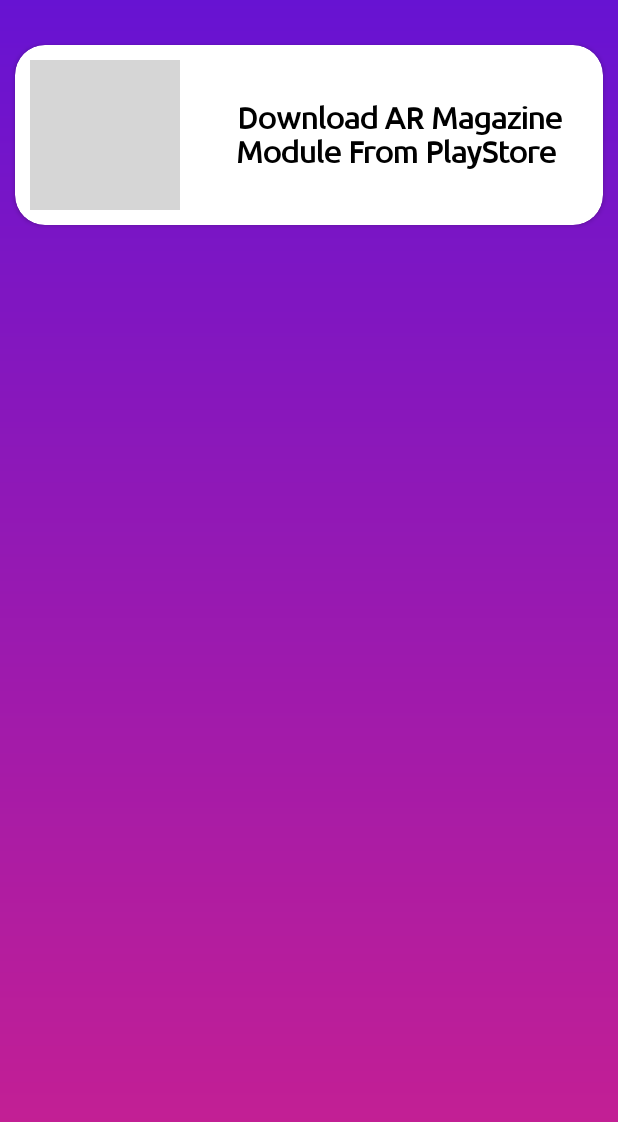
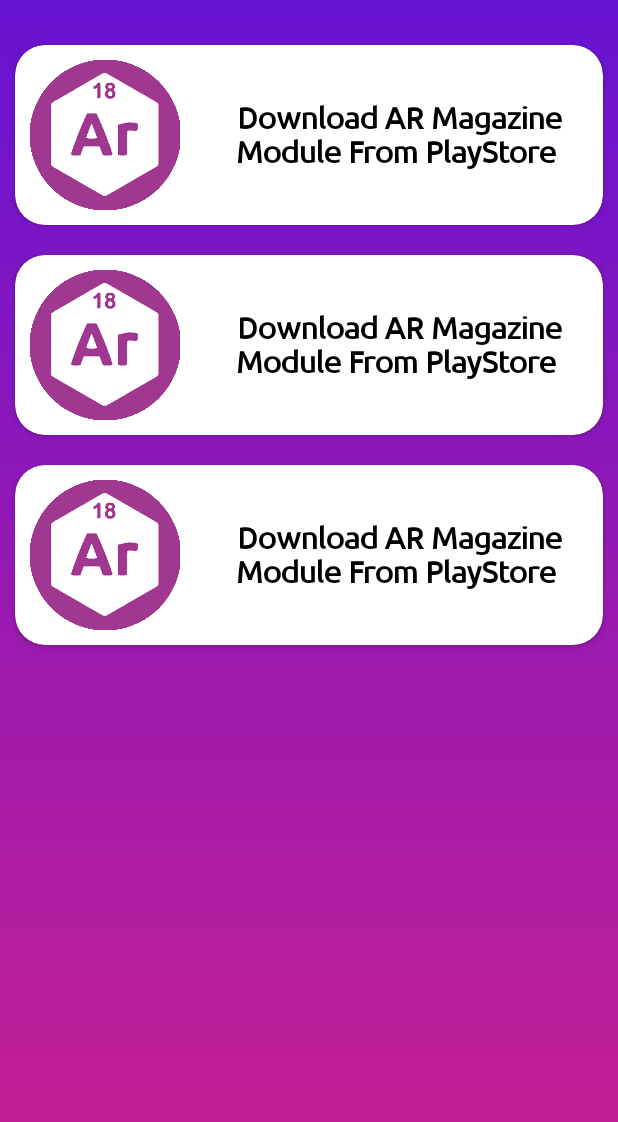
Before and after one commit to muhammadthahir6/magzineapp, an Android app: the ExtrasActivity screen opened directly, with no data from a screen before it, on a phone screen of 412 x 824 dp. Shown: the top 1122 px of the screen. Run offline under Robolectric (Android 15) with nearby library versions, the phone set to English and light mode, and no system bars; grey boxes are pictures that could not be loaded.

Commit message:
Gift Activity.

```diff
--- a/app/src/main/res/drawable/maggradient.xml
+++ b/app/src/main/res/drawable/maggradient.xml
@@ -10,7 +10,7 @@
 
 
     <corners
-        android:radius="20dp"
+        android:radius="10dp"
         />
 
 </shape>
--- a/app/src/main/res/layout/activity_article_read_view.xml
+++ b/app/src/main/res/layout/activity_article_read_view.xml
@@ -51,6 +51,7 @@
                     android:layout_height="wrap_content"
                     android:layout_gravity="bottom"
                     android:maxLines="3"
+                    android:maxWidth="250dip"
                     android:layout_margin="15dp"
                     android:fontFamily="@font/ubuntu"
                     android:paddingBottom="40dp"
--- a/app/src/main/res/layout/activity_extras.xml
+++ b/app/src/main/res/layout/activity_extras.xml
@@ -13,6 +13,41 @@
         android:orientation="vertical"
         android:paddingTop="20dp"
         >
+        <android.support.v7.widget.CardView
+            android:id="@+id/playstoreAr"
+            android:layout_width="match_parent"
+            android:layout_height="wrap_content"
+            app:cardCornerRadius="20dp"
+            android:layout_margin="10dp"
+            >
+            <LinearLayout
+                android:layout_width="match_parent"
+                android:layout_height="match_parent"
+                android:orientation="horizontal"
+                >
+                <ImageView
+                    android:layout_margin="10dp"
+                    android:layout_width="100dp"
+                    android:layout_height="100dp"
+                    android:src="@drawable/fltbtn"
+                    />
+                <TextView
+                    android:gravity="center"
+                    android:layout_margin="10dp"
+                    android:layout_width="match_parent"
+                    android:layout_height="match_parent"
+                    android:textColor="@color/black"
+                    android:fontFamily="@font/ubuntu"
+                    android:textStyle="bold"
+                    android:textSize="20sp"
+                    android:text="Download AR Magazine Module From PlayStore "
+
+                    />
+
+
+            </LinearLayout>
+
+        </android.support.v7.widget.CardView>
         <android.support.v7.widget.CardView
             android:layout_width="match_parent"
             android:layout_height="wrap_content"
@@ -43,10 +78,43 @@
 
                     />
 
+
             </LinearLayout>
 
         </android.support.v7.widget.CardView>
+        <android.support.v7.widget.CardView
+            android:layout_width="match_parent"
+            android:layout_height="wrap_content"
+            app:cardCornerRadius="20dp"
+            android:layout_margin="10dp"
+            >
+            <LinearLayout
+                android:layout_width="match_parent"
+                android:layout_height="match_parent"
+                android:orientation="horizontal"
+                >
+                <ImageView
+                    android:layout_margin="10dp"
+                    android:layout_width="100dp"
+                    android:layout_height="100dp"
+                    android:src="@drawable/fltbtn"
+                    />
+                <TextView
+                    android:gravity="center"
+                    android:layout_margin="10dp"
+                    android:layout_width="match_parent"
+                    android:layout_height="match_parent"
+                    android:textColor="@color/black"
+                    android:fontFamily="@font/ubuntu"
+                    android:textStyle="bold"
+                    android:textSize="20sp"
+                    android:text="Download AR Magazine Module From PlayStore "
+
+                    />
 
 
+            </LinearLayout>
+
+        </android.support.v7.widget.CardView>
     </LinearLayout>
 </android.support.constraint.ConstraintLayout>
--- a/app/src/main/res/layout/magpage_layout.xml
+++ b/app/src/main/res/layout/magpage_layout.xml
@@ -13,7 +13,7 @@
         android:layout_marginTop="10dp"
         android:layout_width="250dp"
         android:layout_height="match_parent"
-        app:cardCornerRadius="20dp"
+        app:cardCornerRadius="10dp"
         app:cardElevation="5dp"
 
 
@@ -31,7 +31,7 @@
                     android:layout_height="match_parent"
 
                     android:scaleType="fitXY"
-                    app:riv_corner_radius="20dp"
+                    app:riv_corner_radius="10dp"
                     />
 
                 <LinearLayout
--- a/app/src/main/res/layout/magrecyclerserach.xml
+++ b/app/src/main/res/layout/magrecyclerserach.xml
@@ -4,7 +4,7 @@
     xmlns:app="http://schemas.android.com/apk/res-auto"
     android:orientation="vertical"
     android:layout_width="match_parent"
-    android:layout_height="200dp"
+    android:layout_height="wrap_content"
     android:layout_margin="2dp"
 
 
@@ -15,7 +15,7 @@
         android:layout_width="match_parent"
         android:layout_margin="1dp"
         android:layout_height="190dp"
-        app:cardCornerRadius="20dp"
+        app:cardCornerRadius="5dp"
         app:cardElevation="5dp"
         >
         <LinearLayout
```
Also changed, not shown: app/src/main/res/drawable/fltbtn.png (added), app/src/main/res/drawable/fltbtnn.png (added).
